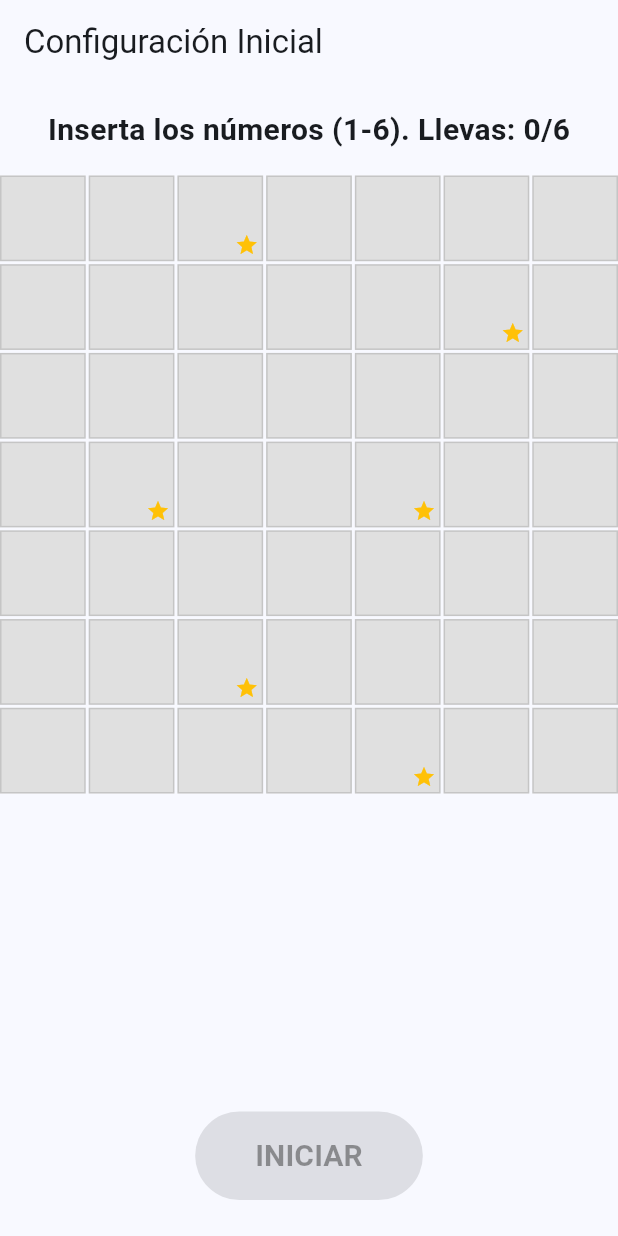
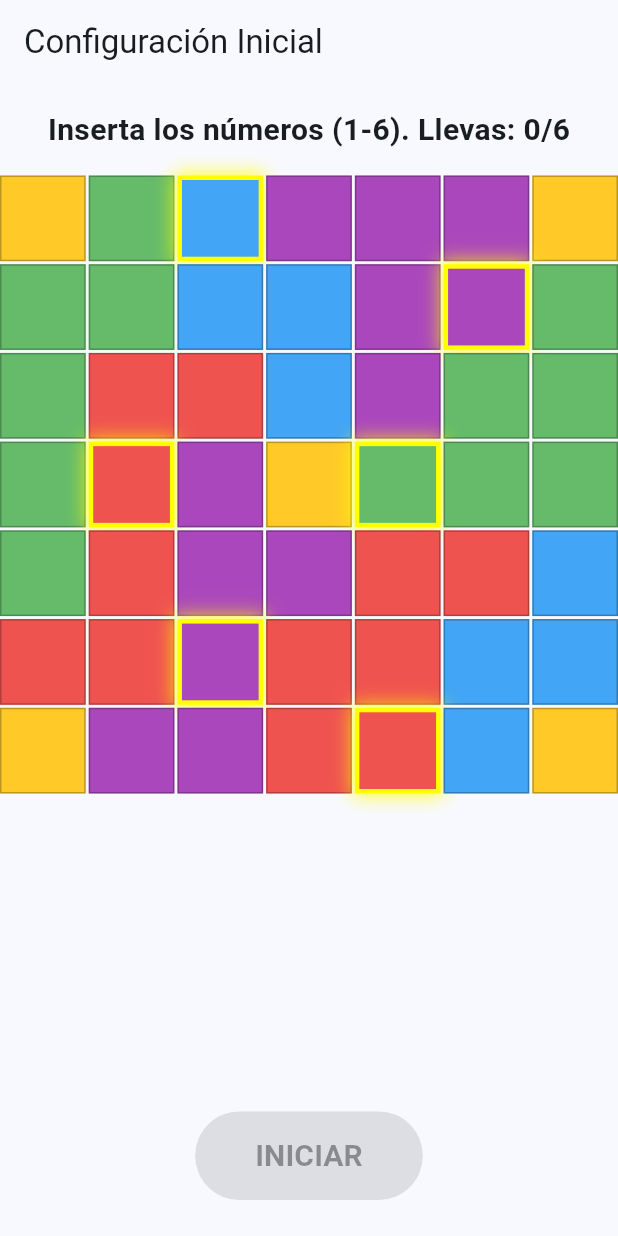
Before and after one commit to Kamurai14/jueguito, a Flutter app: the screen it shows after launch, on a phone screen of 412 x 824 dp. Run offline on Flutter 3.47's test engine with Material 3 defaults, Android fonts, the phone set to English and light mode, and no system bars; our stand-ins replace flutter_bloc.

Commit message:
style: mejorar retroalimentacion visual del tablero en fase inicial
- Se oscurecen los tonos de las zonas en _obtenerColorZona para mejor contraste.
- Se elimina el icono de estrella estatico.
- Se implementa AnimatedContainer con resplandor amarillo dinamico para resaltar las casillas seleccionables.

```diff
--- a/lib/tablero.dart
+++ b/lib/tablero.dart
@@ -6,6 +6,7 @@ class Tablero {
   static const int tamano = 7;
   late List<List<Casilla>> _cuadricula;
   final CapaZonas capa;
+
 
   Tablero(this.capa) {
     _construirTableroEnBlanco();
--- a/lib/ui/pantalla_tablero.dart
+++ b/lib/ui/pantalla_tablero.dart
@@ -7,6 +7,16 @@ import 'package:jueguito/ui/dialogo_selector.dart';
 
 class PantallaTablero extends StatelessWidget {
   const PantallaTablero({super.key});
+
+  Color _obtenerColorZona(String idZona) {
+    if (idZona.startsWith('AM')) return Colors.amber[400]!;
+    if (idZona.startsWith('AZ')) return Colors.blue[400]!;
+    if (idZona.startsWith('VE')) return Colors.green[400]!;
+    if (idZona.startsWith('MO')) return Colors.purple[400]!;
+    if (idZona.startsWith('RO')) return Colors.red[400]!;
+
+    return Colors.grey[400]!;
+  }
 
   @override
   Widget build(BuildContext context) {
@@ -50,6 +60,12 @@ class PantallaTablero extends StatelessWidget {
                         // Agregamos un Builder para poder leer la posición en pantalla
                         return Builder(
                           builder: (celdaContext) {
+
+                            // 1. Detectamos si seguimos en la fase de elegir números
+                            bool esFaseInicial = state is JuegoEsperandoIniciales;
+                            // 2. Evaluamos si esta casilla específica debe brillar
+                            bool mostrarBrillo = casilla.esInicial && esFaseInicial;
+
                             return GestureDetector(
                               onTap: () {
                                 if (casilla.esInicial) {
@@ -60,27 +76,37 @@ class PantallaTablero extends StatelessWidget {
                                   mostrarSelectorAbanico(context, x, y, state, centroGlobal);
                                 }
                               },
-                              child: Container(
+
+                              // AQUÍ INICIA EL CAMBIO: Reemplazamos Container por AnimatedContainer
+                              child: AnimatedContainer(
+                                duration: const Duration(milliseconds: 300),
                                 decoration: BoxDecoration(
-                                  color: Colors.grey[300],
-                                  border: Border.all(color: Colors.black12),
+                                  color: _obtenerColorZona(state.tablero.capa.obtenerZonaEn(casilla.coordenada).id),
+
+                                  // Borde dinámico: grueso y brillante si está activo, delgado si no
+                                  border: Border.all(
+                                    color: mostrarBrillo ? Colors.yellowAccent : Colors.black26,
+                                    width: mostrarBrillo ? 3.0 : 1.0
+                                  ),
+
+                                  // Sombra resplandeciente
+                                  boxShadow: mostrarBrillo ? [
+                                    BoxShadow(
+                                      color: Colors.yellowAccent.withOpacity(0.8),
+                                      blurRadius: 10,
+                                      spreadRadius: 2,
+                                    )
+                                  ] : [],
                                 ),
-                                child: Stack(
-                                  children: [
-                                    if (casilla.valor != null)
-                                      Center(
-                                        child: Text(
+
+                                // Eliminamos el Stack y la estrellita, dejando solo el Center con el número
+                                child: Center(
+                                  child: casilla.valor != null
+                                      ? Text(
                                           casilla.valor.toString(),
                                           style: const TextStyle(fontSize: 24, fontWeight: FontWeight.bold),
-                                        ),
-                                      ),
-                                    if (casilla.esInicial)
-                                      const Positioned(
-                                        bottom: 2,
-                                        right: 2,
-                                        child: Icon(Icons.star, size: 16, color: Colors.amber),
-                                      ),
-                                  ],
+                                        )
+                                      : null,
                                 ),
                               ),
                             );
```
Also changed, not shown: lib/ui/dialogo_selector.dart (+82 -0 lines).
